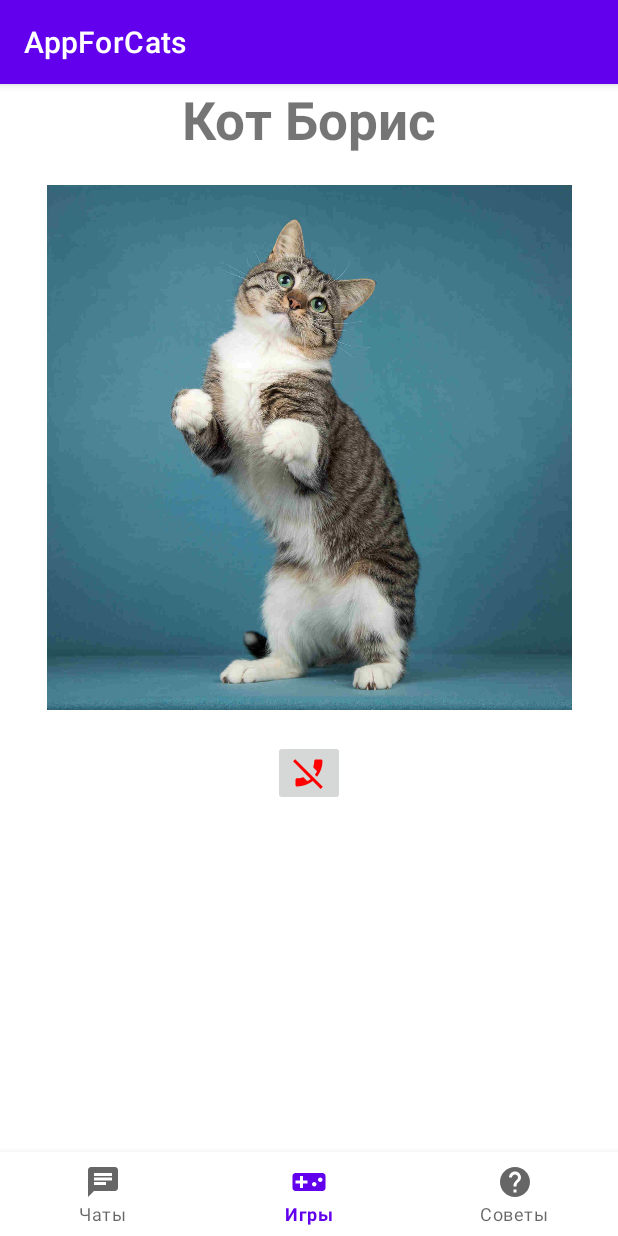
After one commit to ArtyomBY/MaxArt_AppForCats, an Android app: the fragment VirtualCatFragment placed in its activity, on a phone screen of 412 x 824 dp. The commit adds this screen. Run offline under Robolectric (Android 15) with nearby library versions, the phone set to English and light mode, and no system bars.

Commit message:
add virtualCat

```diff
--- /dev/null
+++ b/app/src/main/java/com/maxart/appforcats/VirtualCat.java
@@ -0,0 +1,45 @@
+package com.maxart.appforcats;
+
+public class VirtualCat {
+
+    private String name;
+    private int profile_picture;
+    private int audio;
+
+    public VirtualCat(String name, int profile_picture, int audio) {
+        this.name = name;
+        this.profile_picture = profile_picture;
+        this.audio = audio;
+    }
+
+    public VirtualCat(){
+        this.name = "Кот Борис";
+        this.profile_picture = R.drawable.cat_boris;
+        this.audio = R.raw.kot_myaukane;
+    }
+
+
+    public String getName() {
+        return name;
+    }
+
+    public void setName(String name) {
+        this.name = name;
+    }
+
+    public int getProfile_picture() {
+        return profile_picture;
+    }
+
+    public void setProfile_picture(int profile_picture) {
+        this.profile_picture = profile_picture;
+    }
+
+    public int getAudio() {
+        return audio;
+    }
+
+    public void setAudio(int audio) {
+        this.audio = audio;
+    }
+}
--- a/app/src/main/java/com/maxart/appforcats/fragments/GamesFragment.java
+++ b/app/src/main/java/com/maxart/appforcats/fragments/GamesFragment.java
@@ -45,13 +45,16 @@ public class GamesFragment extends Fragment {
             convertView = super.getView(position, convertView, parent);
 
             convertView.setOnClickListener(v -> {
+                MainActivity mainActivity = (MainActivity) requireActivity();
                 switch (((TextView)v).getText().toString()) {
                     case "Стукни крота":
+                        break;
                     case "Поймай мышку":
+                        break;
                     case "Общение с виртуальными котами":
+                        mainActivity.replaceFragment(new VirtualCatFragment());
                         break;
                     case "Видео животных со звуками":
-                        MainActivity mainActivity = (MainActivity) requireActivity();
                         mainActivity.replaceFragment(new VideosFragment());
                         break;
                 }
--- /dev/null
+++ b/app/src/main/java/com/maxart/appforcats/fragments/VirtualCatFragment.java
@@ -0,0 +1,78 @@
+package com.maxart.appforcats.fragments;
+
+import android.media.MediaPlayer;
+import android.net.Uri;
+import android.os.Bundle;
+
+import androidx.fragment.app.Fragment;
+
+import android.view.LayoutInflater;
+import android.view.View;
+import android.view.ViewGroup;
+import android.widget.ImageButton;
+import android.widget.ImageView;
+import android.widget.TextView;
+import android.widget.Toast;
+
+import com.maxart.appforcats.MainActivity;
+import com.maxart.appforcats.R;
+import com.maxart.appforcats.VirtualCat;
+
+public class VirtualCatFragment extends Fragment {
+
+    MediaPlayer mp;
+    TextView cats_name;
+    ImageView cats_picture;
+    ImageButton btn;
+
+    @Override
+    public View onCreateView(LayoutInflater inflater, ViewGroup container,
+                             Bundle savedInstanceState) {
+
+        VirtualCat virtualCat = new VirtualCat();
+
+        View v = inflater.inflate(R.layout.fragment_virtual_cat, container, false);
+
+        cats_name = v.findViewById(R.id.tv_cats_name);
+        cats_name.setText(virtualCat.getName());
+
+        cats_picture = v.findViewById(R.id.cats_picture);
+        cats_picture.setImageResource(virtualCat.getProfile_picture());
+
+        btn = v.findViewById(R.id.phone_disabled_btn);
+        btn.setOnClickListener(new View.OnClickListener() {
+            @Override
+            public void onClick(View view) {
+                stopPlay();
+                MainActivity mainActivity = (MainActivity) requireActivity();
+                mainActivity.replaceFragment(new GamesFragment());
+            }
+        });
+
+        mp = MediaPlayer.create(getContext(), virtualCat.getAudio());
+        mp.start();
+        mp.setOnCompletionListener(new MediaPlayer.OnCompletionListener() {
+            @Override
+            public void onCompletion(MediaPlayer mediaPlayer) {
+                stopPlay();
+            }
+        });
+
+
+
+
+        return v;
+    }
+
+    private void stopPlay() {
+        mp.stop();
+        try {
+            mp.prepare();
+            mp.seekTo(0);
+        } catch (Throwable t) {
+            Toast.makeText(getContext(),t.getMessage(), Toast.LENGTH_SHORT).show();
+        }
+    }
+
+
+}
--- /dev/null
+++ b/app/src/main/res/drawable/phone_disabled_icon.xml
@@ -0,0 +1,5 @@
+<vector android:height="24dp" android:tint="#FF0000"
+    android:viewportHeight="24" android:viewportWidth="24"
+    android:width="24dp" xmlns:android="http://schemas.android.com/apk/res/android">
+    <path android:fillColor="@android:color/white" android:pathData="M17.34,14.54l-1.43,-1.43c0.56,-0.73 1.05,-1.5 1.47,-2.32l-2.2,-2.2c-0.28,-0.28 -0.36,-0.67 -0.25,-1.02 0.37,-1.12 0.57,-2.32 0.57,-3.57 0,-0.55 0.45,-1 1,-1L20,3c0.55,0 1,0.45 1,1 0,3.98 -1.37,7.64 -3.66,10.54zM14.52,17.35C11.63,19.64 7.97,21 4,21c-0.55,0 -1,-0.45 -1,-1v-3.49c0,-0.55 0.45,-1 1,-1 1.24,0 2.45,-0.2 3.57,-0.57 0.35,-0.12 0.75,-0.03 1.02,0.24l2.2,2.2c0.81,-0.42 1.58,-0.9 2.3,-1.46L1.39,4.22l1.42,-1.41L21.19,21.2l-1.41,1.41 -5.26,-5.26z"/>
+</vector>
--- /dev/null
+++ b/app/src/main/res/layout/fragment_virtual_cat.xml
@@ -0,0 +1,52 @@
+<?xml version="1.0" encoding="utf-8"?>
+<FrameLayout xmlns:android="http://schemas.android.com/apk/res/android"
+    xmlns:tools="http://schemas.android.com/tools"
+    android:layout_width="match_parent"
+    android:layout_height="match_parent"
+    xmlns:app="http://schemas.android.com/apk/res-auto"
+    tools:context=".fragments.VirtualCatFragment">
+
+    <!-- TODO: Update blank fragment layout -->
+    <androidx.constraintlayout.widget.ConstraintLayout
+        android:layout_width="match_parent"
+        android:layout_height="match_parent">
+
+
+        <TextView
+            android:id="@+id/tv_cats_name"
+            android:layout_width="wrap_content"
+            android:layout_height="wrap_content"
+            android:text="Cat's name"
+            android:textSize="35sp"
+            android:textStyle="bold"
+            app:layout_constraintTop_toTopOf="parent"
+            app:layout_constraintBottom_toTopOf="@+id/cats_picture"
+            app:layout_constraintLeft_toLeftOf="parent"
+            app:layout_constraintRight_toRightOf="parent" />
+
+        <ImageView
+            android:id="@+id/cats_picture"
+            android:layout_width="match_parent"
+            android:layout_height="350dp"
+            android:layout_marginTop="20dp"
+            android:layout_marginLeft="20dp"
+            android:layout_marginRight="20dp"
+            app:layout_constraintTop_toBottomOf="@id/tv_cats_name"
+            app:layout_constraintLeft_toLeftOf="parent"
+            app:layout_constraintRight_toRightOf="parent"
+            android:src="@drawable/cat_boris"
+            />
+
+        <ImageButton
+            android:id="@+id/phone_disabled_btn"
+            android:layout_width="wrap_content"
+            android:layout_height="wrap_content"
+            android:src="@drawable/phone_disabled_icon"
+            android:layout_marginTop="20dp"
+            app:layout_constraintTop_toBottomOf="@id/cats_picture"
+            app:layout_constraintLeft_toLeftOf="parent"
+            app:layout_constraintRight_toRightOf="parent" />
+
+    </androidx.constraintlayout.widget.ConstraintLayout>
+
+</FrameLayout>
```
Also changed, not shown: app/src/main/res/drawable/cat_boris.jpg (added), 1 other file.
